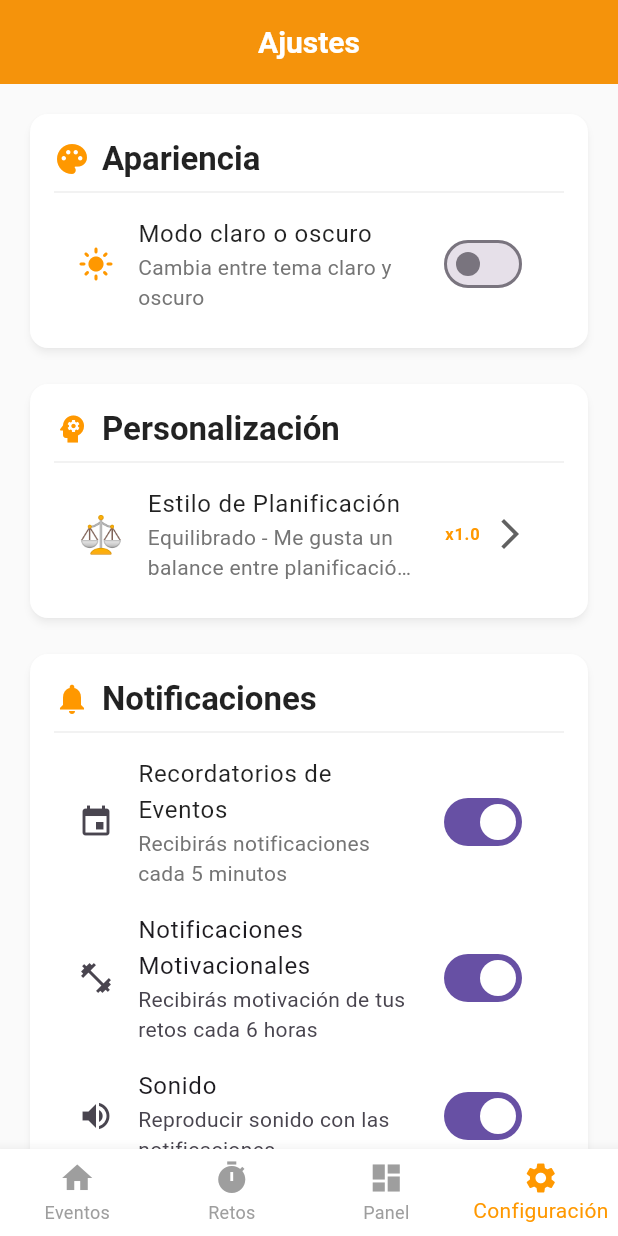
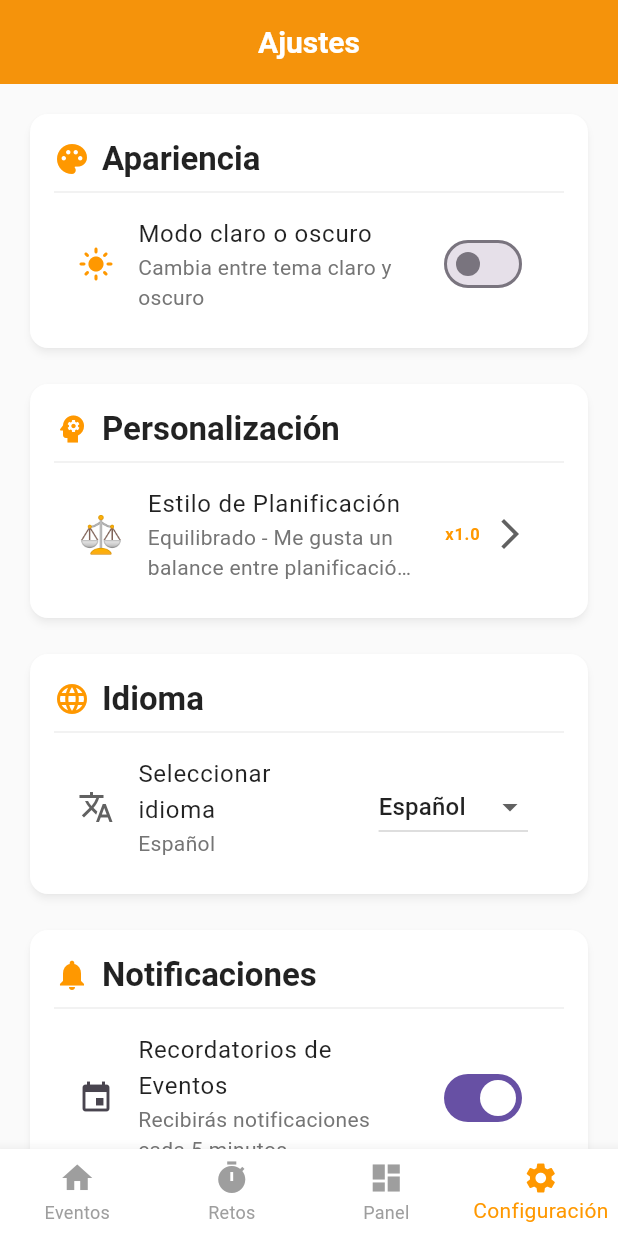
Before and after one commit to Carfer0410/-cuanto-falta-, a Flutter app: the screen it shows after launch, item 4 of the bottom bar chosen, on a phone screen of 412 x 824 dp. Run offline on Flutter 3.47's test engine with Material 3 defaults, Android fonts, the phone set to English and light mode, and no system bars; our stand-ins replace flutter_local_notifications, shared_preferences, sqflite, timezone; accounts and stored records are empty.

Commit message:
ajustando modo oscuro/claro

```diff
--- a/lib/dashboard_page.dart
+++ b/lib/dashboard_page.dart
@@ -5,6 +5,7 @@ import 'statistics_service.dart';
 import 'achievement_service.dart';
 import 'data_migration_service.dart';
 import 'individual_streaks_page.dart';
+import 'theme_service.dart';
 
 class DashboardPage extends StatefulWidget {
   const DashboardPage({super.key});
@@ -840,11 +841,11 @@ class _DashboardPageState extends State<DashboardPage> {
             Center(
               child: Column(
                 children: [
-                  Icon(Icons.emoji_events_outlined, size: 48, color: Colors.grey[400]),
+                  Icon(Icons.emoji_events_outlined, size: 48, color: context.iconColor),
                   const SizedBox(height: 8),
                   Text(
                     localization.t('continue_completing_challenges'),
-                    style: TextStyle(color: Colors.grey[600]),
+                    style: TextStyle(color: context.secondaryTextColor),
                     textAlign: TextAlign.center,
                   ),
                   const SizedBox(height: 8),
--- a/lib/settings_page_new.dart
+++ b/lib/settings_page_new.dart
@@ -7,6 +7,7 @@ import 'challenge_notification_service.dart';
 import 'planning_style_service.dart';
 import 'planning_style_selection_page.dart';
 import 'theme_service.dart';
+import 'localization_service.dart';
 
 class SettingsPage extends StatefulWidget {
   final ThemeMode themeMode;
@@ -309,6 +310,71 @@ class _SettingsPageState extends State<SettingsPage> {
 
           const SizedBox(height: 16),
 
+          // Sección de Idioma
+          Card(
+            child: Padding(
+              padding: const EdgeInsets.all(16),
+              child: Column(
+                crossAxisAlignment: CrossAxisAlignment.start,
+                children: [
+                  Row(
+                    children: [
+                      Icon(Icons.language, color: context.orangeVariant),
+                      const SizedBox(width: 8),
+                      Text(
+                        'Idioma',
+                        style: Theme.of(context).textTheme.titleLarge?.copyWith(
+                          color: context.primaryTextColor,
+                        ),
+                      ),
+                    ],
+                  ),
+                  Divider(color: context.dividerColor),
+                  Consumer<LocalizationService>(
+                    builder: (context, localizationService, child) {
+                      return ListTile(
+                        leading: Icon(
+                          Icons.translate,
+                          color: context.iconColor,
+                        ),
+                        title: Text(
+                          'Seleccionar idioma',
+                          style: TextStyle(color: context.primaryTextColor),
+                        ),
+                        subtitle: Text(
+                          LocalizationService.supportedLanguages[localizationService.currentLanguage] ?? 'Español',
+                          style: TextStyle(color: context.secondaryTextColor),
+                        ),
+                        trailing: DropdownButton<String>(
+                          value: localizationService.currentLanguage,
+                          dropdownColor: context.cardColor,
+                          items: LocalizationService.supportedLanguages.entries.map((entry) {
+                            return DropdownMenuItem<String>(
+                              value: entry.key,
+                              child: Text(
+                                entry.value,
+                                style: TextStyle(color: context.primaryTextColor),
+                              ),
+                            );
+                          }).toList(),
+                          onChanged: (String? newLanguage) async {
+                            if (newLanguage != null) {
+                              await localizationService.setLanguage(newLanguage);
+                              final languageName = LocalizationService.supportedLanguages[newLanguage] ?? newLanguage;
+                              _showSnackBar('🌍 Idioma cambiado a $languageName');
+                            }
+                          },
+                        ),
+                      );
+                    },
+                  ),
+                ],
+              ),
+            ),
+          ),
+
+          const SizedBox(height: 16),
+
           // Sección de Notificaciones
           Card(
             child: Padding(
@@ -403,11 +469,13 @@ class _SettingsPageState extends State<SettingsPage> {
                 children: [
                   Row(
                     children: [
-                      Icon(Icons.tune, color: Colors.orange),
+                      Icon(Icons.tune, color: context.orangeVariant),
                       SizedBox(width: 8),
                       Text(
                         'Configuración Avanzada',
-                        style: Theme.of(context).textTheme.titleLarge,
+                        style: Theme.of(context).textTheme.titleLarge?.copyWith(
+                          color: context.primaryTextColor,
+                        ),
                       ),
                     ],
                   ),
@@ -484,11 +552,13 @@ class _SettingsPageState extends State<SettingsPage> {
                 children: [
                   Row(
                     children: [
-                      Icon(Icons.info, color: Colors.orange),
+                      Icon(Icons.info, color: context.orangeVariant),
                       SizedBox(width: 8),
                       Text(
                         'Información',
-                        style: Theme.of(context).textTheme.titleLarge,
+                        style: Theme.of(context).textTheme.titleLarge?.copyWith(
+                          color: context.primaryTextColor,
+                        ),
                       ),
                     ],
                   ),
--- a/lib/splash_screen.dart
+++ b/lib/splash_screen.dart
@@ -3,6 +3,7 @@ import 'package:provider/provider.dart';
 import 'dart:async';
 import 'dart:math' as math;
 import 'localization_service.dart';
+import 'theme_service.dart';
 
 /// 🎨 Splash Screen hermoso y profesional para "¿Cuánto Falta?"
 ///
@@ -408,7 +409,7 @@ class _SplashScreenState extends State<SplashScreen>
                   textAlign: TextAlign.center,
                   style: TextStyle(
                     fontSize: 16,
-                    color: Colors.grey[600],
+                    color: context.secondaryTextColor,
                     fontWeight: FontWeight.w500,
                     height: 1.4,
                   ),
```
Also changed, not shown: lib/add_counter_page.dart (+4 -3 lines), lib/counters_page.dart (+14 -14 lines), lib/event_preparations_page.dart (+27 -17 lines), lib/home_page.dart (+4 -4 lines).
